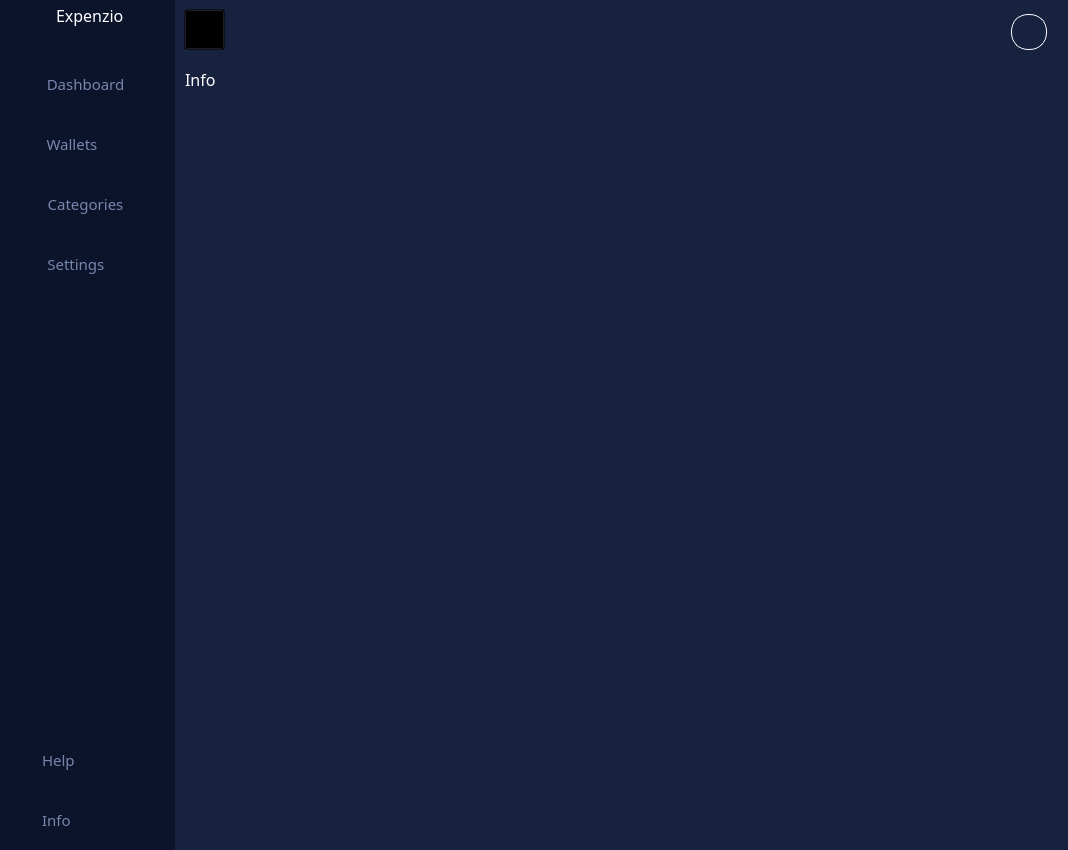
Above: HOMEWINDOW6.ui from v4sud3v/MINI-PROJECT before the change. Below: the same form after it.
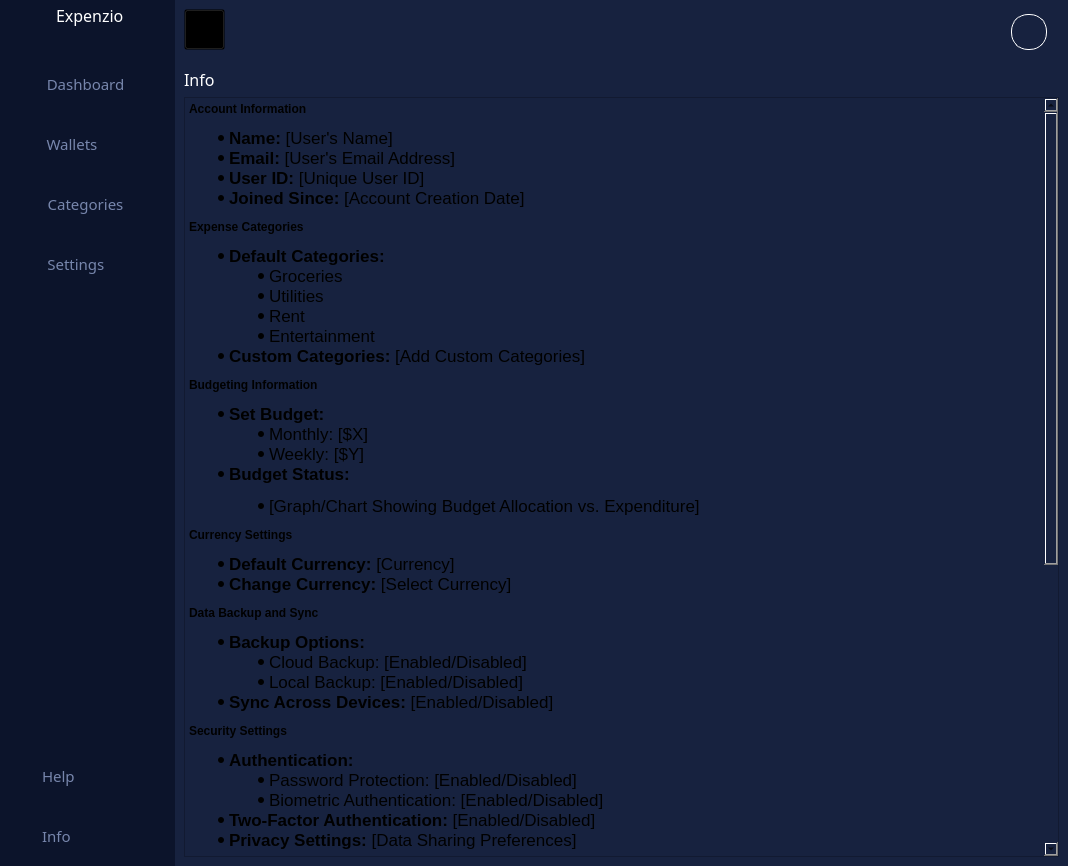
That is the form after the change. The open tabs and pages were chosen to show the change. Icons and pictures are not drawn.

Commit message: created info window

What changed in the file:
```diff
--- a/HOMEWINDOW6.ui
+++ b/HOMEWINDOW6.ui
@@ -7,7 +7,7 @@
     <x>0</x>
     <y>0</y>
     <width>1068</width>
-    <height>850</height>
+    <height>866</height>
    </rect>
   </property>
   <property name="font">
@@ -419,7 +419,6 @@
               <font>
                <family>Century Gothic</family>
                <pointsize>11</pointsize>
-               <weight>50</weight>
                <italic>false</italic>
                <bold>false</bold>
               </font>
@@ -463,7 +462,6 @@
               <font>
                <family>Century Gothic</family>
                <pointsize>11</pointsize>
-               <weight>50</weight>
                <italic>false</italic>
                <bold>false</bold>
               </font>
@@ -2689,33 +2687,113 @@
           </layout>
          </widget>
          <widget class="QWidget" name="page_6">
-          <widget class="QLabel" name="label_12">
-           <property name="geometry">
-            <rect>
-             <x>10</x>
-             <y>10</y>
-             <width>141</width>
-             <height>20</height>
-            </rect>
-           </property>
-           <property name="font">
-            <font>
-             <family>Century Gothic</family>
-             <pointsize>12</pointsize>
-             <weight>9</weight>
-             <italic>false</italic>
-             <bold>false</bold>
-            </font>
-           </property>
-           <property name="styleSheet">
-            <string notr="true">color: rgb(255, 255, 255);
+          <layout class="QVBoxLayout" name="verticalLayout_26">
+           <item>
+            <widget class="QLabel" name="label_12">
+             <property name="font">
+              <font>
+               <family>Century Gothic</family>
+               <pointsize>12</pointsize>
+               <italic>false</italic>
+               <fontweight></fontweight>
+              </font>
+             </property>
+             <property name="styleSheet">
+              <string notr="true">color: rgb(255, 255, 255);
 
 font: 75 12pt &quot;Century Gothic&quot;;</string>
-           </property>
-           <property name="text">
-            <string>Info</string>
-           </property>
-          </widget>
+             </property>
+             <property name="text">
+              <string>Info</string>
+             </property>
+            </widget>
+           </item>
+           <item>
+            <widget class="QTextBrowser" name="textBrowser">
+             <property name="styleSheet">
+              <string notr="true">*{
+	}
+
+</string>
+             </property>
+             <property name="html">
+              <string>&lt;!DOCTYPE HTML PUBLIC &quot;-//W3C//DTD HTML 4.0//EN&quot; &quot;http://www.w3.org/TR/REC-html40/strict.dtd&quot;&gt;
+&lt;html&gt;&lt;head&gt;&lt;meta name=&quot;qrichtext&quot; content=&quot;1&quot; /&gt;&lt;meta charset=&quot;utf-8&quot; /&gt;&lt;style type=&quot;text/css&quot;&gt;
+p, li { white-space: pre-wrap; }
+hr { height: 1px; border-width: 0; }
+li.unchecked::marker { content: &quot;\2610&quot;; }
+li.checked::marker { content: &quot;\2612&quot;; }
+&lt;/style&gt;&lt;/head&gt;&lt;body style=&quot; font-family:'.AppleSystemUIFont'; font-size:13pt; font-weight:400; font-style:normal;&quot;&gt;
+&lt;h4 style=&quot; margin-top:12px; margin-bottom:12px; margin-left:0px; margin-right:0px; -qt-block-indent:0; text-indent:0px;&quot;&gt;&lt;span style=&quot; font-size:medium; font-weight:700;&quot;&gt;Account Information&lt;/span&gt;&lt;/h4&gt;
+&lt;ul style=&quot;margin-top: 0px; margin-bottom: 0px; margin-left: 0px; margin-right: 0px; -qt-list-indent: 1;&quot;&gt;
+&lt;li style=&quot; margin-top:12px; margin-bottom:0px; margin-left:0px; margin-right:0px; -qt-block-indent:0; text-indent:0px;&quot;&gt;&lt;span style=&quot; font-weight:700;&quot;&gt;Name:&lt;/span&gt; [User's Name]&lt;/li&gt;
+&lt;li style=&quot; margin-top:0px; margin-bottom:0px; margin-left:0px; margin-right:0px; -qt-block-indent:0; text-indent:0px;&quot;&gt;&lt;span style=&quot; font-weight:700;&quot;&gt;Email:&lt;/span&gt; [User's Email Address]&lt;/li&gt;
+&lt;li style=&quot; margin-top:0px; margin-bottom:0px; margin-left:0px; margin-right:0px; -qt-block-indent:0; text-indent:0px;&quot;&gt;&lt;span style=&quot; font-weight:700;&quot;&gt;User ID:&lt;/span&gt; [Unique User ID]&lt;/li&gt;
+&lt;li style=&quot; margin-top:0px; margin-bottom:12px; margin-left:0px; margin-right:0px; -qt-block-indent:0; text-indent:0px;&quot;&gt;&lt;span style=&quot; font-weight:700;&quot;&gt;Joined Since:&lt;/span&gt; [Account Creation Date]&lt;/li&gt;&lt;/ul&gt;
+&lt;h4 style=&quot; margin-top:12px; margin-bottom:12px; margin-left:0px; margin-right:0px; -qt-block-indent:0; text-indent:0px;&quot;&gt;&lt;span style=&quot; font-size:medium; font-weight:700;&quot;&gt;Expense Categories&lt;/span&gt;&lt;/h4&gt;
+&lt;ul style=&quot;margin-top: 0px; margin-bottom: 0px; margin-left: 0px; margin-right: 0px; -qt-list-indent: 1;&quot;&gt;
+&lt;li style=&quot; margin-top:12px; margin-bottom:0px; margin-left:0px; margin-right:0px; -qt-block-indent:0; text-indent:0px;&quot;&gt;&lt;span style=&quot; font-weight:700;&quot;&gt;Default Categories:&lt;/span&gt;
+&lt;ul style=&quot;margin-top: 0px; margin-bottom: 0px; margin-left: 0px; margin-right: 0px; -qt-list-indent: 2;&quot;&gt;
+&lt;li style=&quot; margin-top:0px; margin-bottom:0px; margin-left:0px; margin-right:0px; -qt-block-indent:0; text-indent:0px;&quot;&gt;Groceries&lt;/li&gt;
+&lt;li style=&quot; margin-top:0px; margin-bottom:0px; margin-left:0px; margin-right:0px; -qt-block-indent:0; text-indent:0px;&quot;&gt;Utilities&lt;/li&gt;
+&lt;li style=&quot; margin-top:0px; margin-bottom:0px; margin-left:0px; margin-right:0px; -qt-block-indent:0; text-indent:0px;&quot;&gt;Rent&lt;/li&gt;
+&lt;li style=&quot; margin-top:0px; margin-bottom:0px; margin-left:0px; margin-right:0px; -qt-block-indent:0; text-indent:0px;&quot;&gt;Entertainment&lt;/li&gt;&lt;/ul&gt;&lt;/li&gt;
+&lt;li style=&quot; margin-top:0px; margin-bottom:12px; margin-left:0px; margin-right:0px; -qt-block-indent:0; text-indent:0px;&quot;&gt;&lt;span style=&quot; font-weight:700;&quot;&gt;Custom Categories:&lt;/span&gt; [Add Custom Categories]&lt;/li&gt;&lt;/ul&gt;
+&lt;h4 style=&quot; margin-top:12px; margin-bottom:12px; margin-left:0px; margin-right:0px; -qt-block-indent:0; text-indent:0px;&quot;&gt;&lt;span style=&quot; font-size:medium; font-weight:700;&quot;&gt;Budgeting Information&lt;/span&gt;&lt;/h4&gt;
+&lt;ul style=&quot;margin-top: 0px; margin-bottom: 0px; margin-left: 0px; margin-right: 0px; -qt-list-indent: 1;&quot;&gt;
+&lt;li style=&quot; margin-top:12px; margin-bottom:0px; margin-left:0px; margin-right:0px; -qt-block-indent:0; text-indent:0px;&quot;&gt;&lt;span style=&quot; font-weight:700;&quot;&gt;Set Budget:&lt;/span&gt;
+&lt;ul style=&quot;margin-top: 0px; margin-bottom: 0px; margin-left: 0px; margin-right: 0px; -qt-list-indent: 2;&quot;&gt;
+&lt;li style=&quot; margin-top:0px; margin-bottom:0px; margin-left:0px; margin-right:0px; -qt-block-indent:0; text-indent:0px;&quot;&gt;Monthly: [$X]&lt;/li&gt;
+&lt;li style=&quot; margin-top:0px; margin-bottom:0px; margin-left:0px; margin-right:0px; -qt-block-indent:0; text-indent:0px;&quot;&gt;Weekly: [$Y]&lt;/li&gt;&lt;/ul&gt;&lt;/li&gt;
+&lt;li style=&quot; margin-top:0px; margin-bottom:12px; margin-left:0px; margin-right:0px; -qt-block-indent:0; text-indent:0px;&quot;&gt;&lt;span style=&quot; font-weight:700;&quot;&gt;Budget Status:&lt;/span&gt;
+&lt;ul style=&quot;margin-top: 0px; margin-bottom: 0px; margin-left: 0px; margin-right: 0px; -qt-list-indent: 2;&quot;&gt;
+&lt;li style=&quot; margin-top:0px; margin-bottom:0px; margin-left:0px; margin-right:0px; -qt-block-indent:0; text-indent:0px;&quot;&gt;[Graph/Chart Showing Budget Allocation vs. Expenditure]&lt;/li&gt;&lt;/ul&gt;&lt;/li&gt;&lt;/ul&gt;
+&lt;h4 style=&quot; margin-top:12px; margin-bottom:12px; margin-left:0px; margin-right:0px; -qt-block-indent:0; text-indent:0px;&quot;&gt;&lt;span style=&quot; font-size:medium; font-weight:700;&quot;&gt;Currency Settings&lt;/span&gt;&lt;/h4&gt;
+&lt;ul style=&quot;margin-top: 0px; margin-bottom: 0px; margin-left: 0px; margin-right: 0px; -qt-list-indent: 1;&quot;&gt;
+&lt;li style=&quot; margin-top:12px; margin-bottom:0px; margin-left:0px; margin-right:0px; -qt-block-indent:0; text-indent:0px;&quot;&gt;&lt;span style=&quot; font-weight:700;&quot;&gt;Default Currency:&lt;/span&gt; [Currency]&lt;/li&gt;
+&lt;li style=&quot; margin-top:0px; margin-bottom:12px; margin-left:0px; margin-right:0px; -qt-block-indent:0; text-indent:0px;&quot;&gt;&lt;span style=&quot; font-weight:700;&quot;&gt;Change Currency:&lt;/span&gt; [Select Currency]&lt;/li&gt;&lt;/ul&gt;
+&lt;h4 style=&quot; margin-top:12px; margin-bottom:12px; margin-left:0px; margin-right:0px; -qt-block-indent:0; text-indent:0px;&quot;&gt;&lt;span style=&quot; font-size:medium; font-weight:700;&quot;&gt;Data Backup and Sync&lt;/span&gt;&lt;/h4&gt;
+&lt;ul style=&quot;margin-top: 0px; margin-bottom: 0px; margin-left: 0px; margin-right: 0px; -qt-list-indent: 1;&quot;&gt;
+&lt;li style=&quot; margin-top:12px; margin-bottom:0px; margin-left:0px; margin-right:0px; -qt-block-indent:0; text-indent:0px;&quot;&gt;&lt;span style=&quot; font-weight:700;&quot;&gt;Backup Options:&lt;/span&gt;
+&lt;ul style=&quot;margin-top: 0px; margin-bottom: 0px; margin-left: 0px; margin-right: 0px; -qt-list-indent: 2;&quot;&gt;
+&lt;li style=&quot; margin-top:0px; margin-bottom:0px; margin-left:0px; margin-right:0px; -qt-block-indent:0; text-indent:0px;&quot;&gt;Cloud Backup: [Enabled/Disabled]&lt;/li&gt;
+&lt;li style=&quot; margin-top:0px; margin-bottom:0px; margin-left:0px; margin-right:0px; -qt-block-indent:0; text-indent:0px;&quot;&gt;Local Backup: [Enabled/Disabled]&lt;/li&gt;&lt;/ul&gt;&lt;/li&gt;
+&lt;li style=&quot; margin-top:0px; margin-bottom:12px; margin-left:0px; margin-right:0px; -qt-block-indent:0; text-indent:0px;&quot;&gt;&lt;span style=&quot; font-weight:700;&quot;&gt;Sync Across Devices:&lt;/span&gt; [Enabled/Disabled]&lt;/li&gt;&lt;/ul&gt;
+&lt;h4 style=&quot; margin-top:12px; margin-bottom:12px; margin-left:0px; margin-right:0px; -qt-block-indent:0; text-indent:0px;&quot;&gt;&lt;span style=&quot; font-size:medium; font-weight:700;&quot;&gt;Security Settings&lt;/span&gt;&lt;/h4&gt;
+&lt;ul style=&quot;margin-top: 0px; margin-bottom: 0px; margin-left: 0px; margin-right: 0px; -qt-list-indent: 1;&quot;&gt;
+&lt;li style=&quot; margin-top:12px; margin-bottom:0px; margin-left:0px; margin-right:0px; -qt-block-indent:0; text-indent:0px;&quot;&gt;&lt;span style=&quot; font-weight:700;&quot;&gt;Authentication:&lt;/span&gt;
+&lt;ul style=&quot;margin-top: 0px; margin-bottom: 0px; margin-left: 0px; margin-right: 0px; -qt-list-indent: 2;&quot;&gt;
+&lt;li style=&quot; margin-top:0px; margin-bottom:0px; margin-left:0px; margin-right:0px; -qt-block-indent:0; text-indent:0px;&quot;&gt;Password Protection: [Enabled/Disabled]&lt;/li&gt;
+&lt;li style=&quot; margin-top:0px; margin-bottom:0px; margin-left:0px; margin-right:0px; -qt-block-indent:0; text-indent:0px;&quot;&gt;Biometric Authentication: [Enabled/Disabled]&lt;/li&gt;&lt;/ul&gt;&lt;/li&gt;
+&lt;li style=&quot; margin-top:0px; margin-bottom:0px; margin-left:0px; margin-right:0px; -qt-block-indent:0; text-indent:0px;&quot;&gt;&lt;span style=&quot; font-weight:700;&quot;&gt;Two-Factor Authentication:&lt;/span&gt; [Enabled/Disabled]&lt;/li&gt;
+&lt;li style=&quot; margin-top:0px; margin-bottom:12px; margin-left:0px; margin-right:0px; -qt-block-indent:0; text-indent:0px;&quot;&gt;&lt;span style=&quot; font-weight:700;&quot;&gt;Privacy Settings:&lt;/span&gt; [Data Sharing Preferences]&lt;/li&gt;&lt;/ul&gt;
+&lt;h4 style=&quot; margin-top:12px; margin-bottom:12px; margin-left:0px; margin-right:0px; -qt-block-indent:0; text-indent:0px;&quot;&gt;&lt;span style=&quot; font-size:medium; font-weight:700;&quot;&gt;Support and Help&lt;/span&gt;&lt;/h4&gt;
+&lt;ul style=&quot;margin-top: 0px; margin-bottom: 0px; margin-left: 0px; margin-right: 0px; -qt-list-indent: 1;&quot;&gt;
+&lt;li style=&quot; margin-top:12px; margin-bottom:0px; margin-left:0px; margin-right:0px; -qt-block-indent:0; text-indent:0px;&quot;&gt;&lt;span style=&quot; font-weight:700;&quot;&gt;FAQ:&lt;/span&gt; [Link to FAQ Section]&lt;/li&gt;
+&lt;li style=&quot; margin-top:0px; margin-bottom:0px; margin-left:0px; margin-right:0px; -qt-block-indent:0; text-indent:0px;&quot;&gt;&lt;span style=&quot; font-weight:700;&quot;&gt;Customer Support:&lt;/span&gt;
+&lt;ul style=&quot;margin-top: 0px; margin-bottom: 0px; margin-left: 0px; margin-right: 0px; -qt-list-indent: 2;&quot;&gt;
+&lt;li style=&quot; margin-top:0px; margin-bottom:0px; margin-left:0px; margin-right:0px; -qt-block-indent:0; text-indent:0px;&quot;&gt;Email: [support@yourapp.com]&lt;/li&gt;
+&lt;li style=&quot; margin-top:0px; margin-bottom:0px; margin-left:0px; margin-right:0px; -qt-block-indent:0; text-indent:0px;&quot;&gt;Chat: [Live Chat Support]&lt;/li&gt;&lt;/ul&gt;&lt;/li&gt;
+&lt;li style=&quot; margin-top:0px; margin-bottom:12px; margin-left:0px; margin-right:0px; -qt-block-indent:0; text-indent:0px;&quot;&gt;&lt;span style=&quot; font-weight:700;&quot;&gt;User Manual:&lt;/span&gt; [Accessible within the App]&lt;/li&gt;&lt;/ul&gt;
+&lt;h4 style=&quot; margin-top:12px; margin-bottom:12px; margin-left:0px; margin-right:0px; -qt-block-indent:0; text-indent:0px;&quot;&gt;&lt;span style=&quot; font-size:medium; font-weight:700;&quot;&gt;About the Application&lt;/span&gt;&lt;/h4&gt;
+&lt;ul style=&quot;margin-top: 0px; margin-bottom: 0px; margin-left: 0px; margin-right: 0px; -qt-list-indent: 1;&quot;&gt;
+&lt;li style=&quot; margin-top:12px; margin-bottom:0px; margin-left:0px; margin-right:0px; -qt-block-indent:0; text-indent:0px;&quot;&gt;&lt;span style=&quot; font-weight:700;&quot;&gt;Version:&lt;/span&gt; [Current Version Number]&lt;/li&gt;
+&lt;li style=&quot; margin-top:0px; margin-bottom:0px; margin-left:0px; margin-right:0px; -qt-block-indent:0; text-indent:0px;&quot;&gt;&lt;span style=&quot; font-weight:700;&quot;&gt;Release Notes:&lt;/span&gt; [Link to Release Notes]&lt;/li&gt;
+&lt;li style=&quot; margin-top:0px; margin-bottom:12px; margin-left:0px; margin-right:0px; -qt-block-indent:0; text-indent:0px;&quot;&gt;&lt;span style=&quot; font-weight:700;&quot;&gt;About Us:&lt;/span&gt; [Brief Overview of the Development Team/Company]&lt;/li&gt;&lt;/ul&gt;
+&lt;h4 style=&quot; margin-top:12px; margin-bottom:12px; margin-left:0px; margin-right:0px; -qt-block-indent:0; text-indent:0px;&quot;&gt;&lt;span style=&quot; font-size:medium; font-weight:700;&quot;&gt;Privacy Policy and Terms of Service&lt;/span&gt;&lt;/h4&gt;
+&lt;ul style=&quot;margin-top: 0px; margin-bottom: 0px; margin-left: 0px; margin-right: 0px; -qt-list-indent: 1;&quot;&gt;
+&lt;li style=&quot; margin-top:12px; margin-bottom:0px; margin-left:0px; margin-right:0px; -qt-block-indent:0; text-indent:0px;&quot;&gt;&lt;span style=&quot; font-weight:700;&quot;&gt;Privacy Policy:&lt;/span&gt; [Link to Privacy Policy]&lt;/li&gt;
+&lt;li style=&quot; margin-top:0px; margin-bottom:0px; margin-left:0px; margin-right:0px; -qt-block-indent:0; text-indent:0px;&quot;&gt;&lt;span style=&quot; font-weight:700;&quot;&gt;Terms of Service:&lt;/span&gt; [Link to Terms of Service]&lt;/li&gt;
+&lt;li style=&quot; margin-top:0px; margin-bottom:12px; margin-left:0px; margin-right:0px; -qt-block-indent:0; text-indent:0px;&quot;&gt;&lt;span style=&quot; font-weight:700;&quot;&gt;Accept Terms:&lt;/span&gt; [Checkbox to Accept Terms]&lt;/li&gt;&lt;/ul&gt;
+&lt;h4 style=&quot; margin-top:12px; margin-bottom:12px; margin-left:0px; margin-right:0px; -qt-block-indent:0; text-indent:0px;&quot;&gt;&lt;span style=&quot; font-size:medium; font-weight:700;&quot;&gt;Feedback and Suggestions&lt;/span&gt;&lt;/h4&gt;
+&lt;ul style=&quot;margin-top: 0px; margin-bottom: 0px; margin-left: 0px; margin-right: 0px; -qt-list-indent: 1;&quot;&gt;
+&lt;li style=&quot; margin-top:12px; margin-bottom:0px; margin-left:0px; margin-right:0px; -qt-block-indent:0; text-indent:0px;&quot;&gt;&lt;span style=&quot; font-weight:700;&quot;&gt;Feedback Form:&lt;/span&gt; [Provide Feedback/Suggestions]&lt;/li&gt;
+&lt;li style=&quot; margin-top:0px; margin-bottom:12px; margin-left:0px; margin-right:0px; -qt-block-indent:0; text-indent:0px;&quot;&gt;&lt;span style=&quot; font-weight:700;&quot;&gt;Rate Us:&lt;/span&gt; [Link to Rate/Review the App]&lt;/li&gt;&lt;/ul&gt;
+&lt;p style=&quot; margin-top:0px; margin-bottom:0px; margin-left:0px; margin-right:0px; -qt-block-indent:0; text-indent:0px;&quot;&gt;&lt;br /&gt;&lt;/p&gt;&lt;/body&gt;&lt;/html&gt;</string>
+             </property>
+            </widget>
+           </item>
+          </layout>
          </widget>
         </widget>
        </item>
```
Left out of the diff: 44 changed lines with no effect on the pictures.
